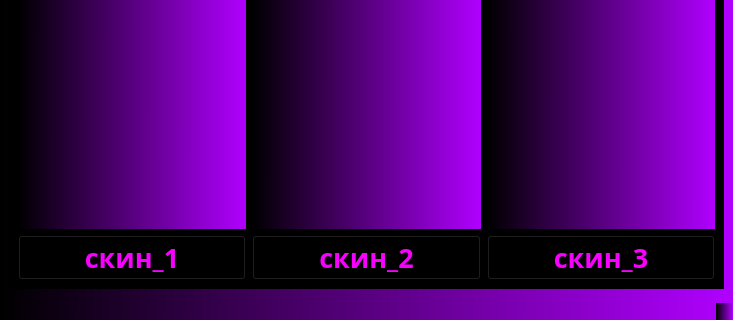
Before: the Qt Designer form shop.ui in Leonid-poc/Git_project, drawn with Qt 5; both pictures show x 0 to 733 and y 231 to 551 of the 733 by 551 pixel window.
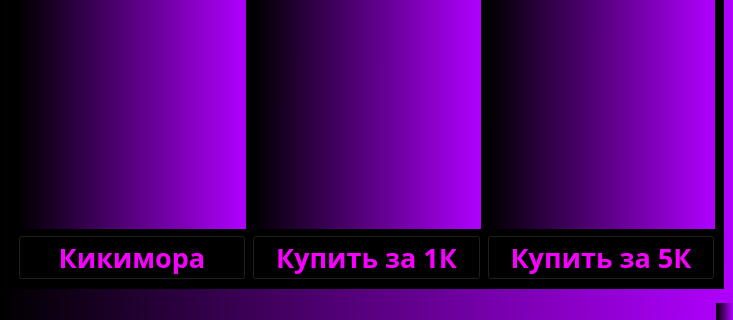
After: the same form once the commit is applied. The open tabs and pages were chosen to show the change.

What changed in the file:
```diff
--- a/shop.ui
+++ b/shop.ui
@@ -125,14 +125,14 @@
 color: rgb(247, 0, 255);</string>
           </property>
           <property name="text">
-           <string>скин_1</string>
+           <string>Кикимора</string>
           </property>
          </widget>
         </item>
         <item row="1" column="2">
          <widget class="QPushButton" name="pushButton_3">
           <property name="enabled">
-           <bool>true</bool>
+           <bool>false</bool>
           </property>
           <property name="font">
            <font>
@@ -147,14 +147,14 @@
 color: rgb(247, 0, 255);</string>
           </property>
           <property name="text">
-           <string>скин_3</string>
+           <string>Купить за 5К</string>
           </property>
          </widget>
         </item>
         <item row="1" column="1">
          <widget class="QPushButton" name="pushButton_2">
           <property name="enabled">
-           <bool>true</bool>
+           <bool>false</bool>
           </property>
           <property name="font">
            <font>
@@ -169,7 +169,7 @@
 color: rgb(247, 0, 255);</string>
           </property>
           <property name="text">
-           <string>скин_2</string>
+           <string>Купить за 1К</string>
           </property>
          </widget>
         </item>
```
Left out of the diff: 10 changed lines with no effect on the pictures.
